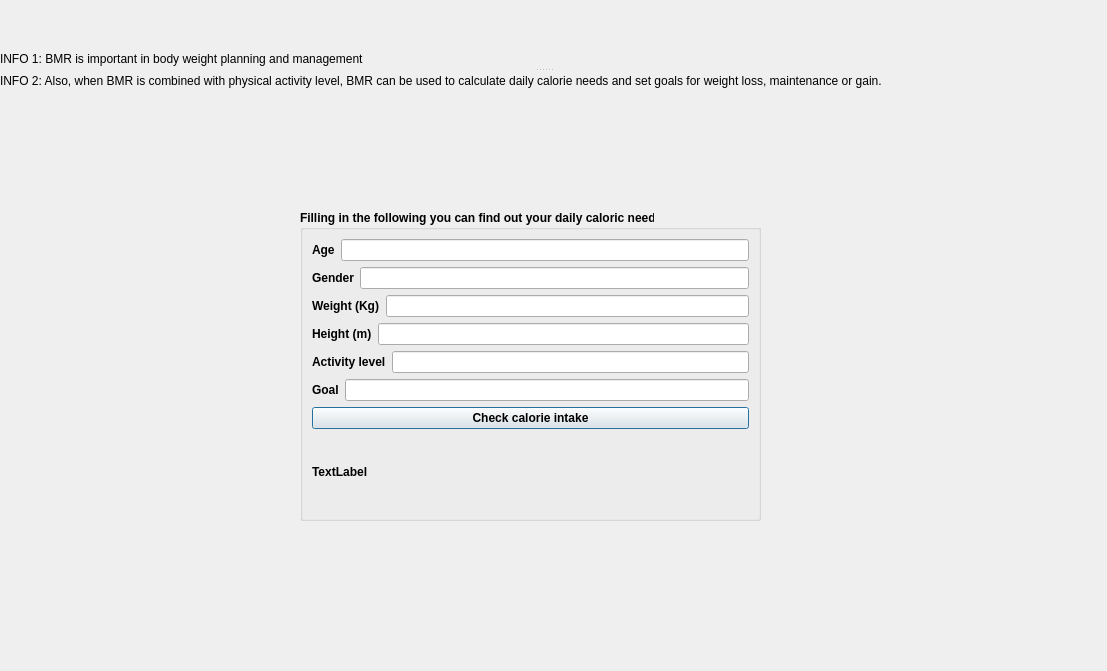
Before: the Qt Designer form QT_app/bmr_calculator.ui in SebastianSiclovan/QT-Fitness-application, drawn with Qt 5.
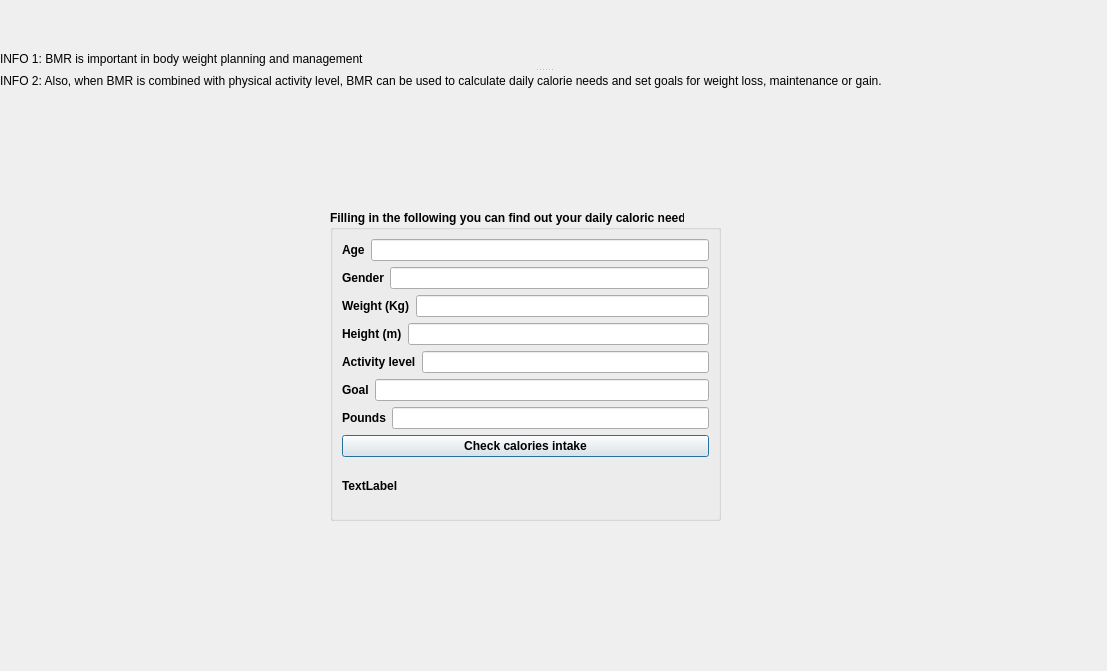
After: the same form once the commit is applied.

Commit message: BMR calculator: add goal field in UI and add new functionality to calculate daily calories

```diff
--- a/QT_app/bmr_calculator.ui
+++ b/QT_app/bmr_calculator.ui
@@ -16,9 +16,9 @@
   <widget class="QGroupBox" name="groupBox">
    <property name="geometry">
     <rect>
-     <x>300</x>
+     <x>330</x>
      <y>210</y>
-     <width>461</width>
+     <width>391</width>
      <height>311</height>
     </rect>
    </property>
@@ -32,7 +32,7 @@
    </property>
    <layout class="QVBoxLayout" name="verticalLayout">
     <item>
-     <layout class="QHBoxLayout" name="horizontalLayout">
+     <layout class="QHBoxLayout" name="horizontalLayout_7">
       <item>
        <widget class="QLabel" name="label_age">
         <property name="text">
@@ -41,16 +41,12 @@
        </widget>
       </item>
       <item>
-       <widget class="QLineEdit" name="lineEdit_age">
-        <property name="placeholderText">
-         <string extracomment="dwsadsa"/>
-        </property>
-       </widget>
+       <widget class="QLineEdit" name="lineEdit_age"/>
       </item>
      </layout>
     </item>
     <item>
-     <layout class="QHBoxLayout" name="horizontalLayout_2">
+     <layout class="QHBoxLayout" name="horizontalLayout_6">
       <item>
        <widget class="QLabel" name="label_gender">
         <property name="text">
@@ -64,7 +60,7 @@
      </layout>
     </item>
     <item>
-     <layout class="QHBoxLayout" name="horizontalLayout_3">
+     <layout class="QHBoxLayout" name="horizontalLayout_5">
       <item>
        <widget class="QLabel" name="label_weight">
         <property name="text">
@@ -92,7 +88,7 @@
      </layout>
     </item>
     <item>
-     <layout class="QHBoxLayout" name="horizontalLayout_5">
+     <layout class="QHBoxLayout" name="horizontalLayout_3">
       <item>
        <widget class="QLabel" name="label_activityLevel">
         <property name="text">
@@ -106,7 +102,7 @@
      </layout>
     </item>
     <item>
-     <layout class="QHBoxLayout" name="horizontalLayout_6">
+     <layout class="QHBoxLayout" name="horizontalLayout_2">
       <item>
        <widget class="QLabel" name="label_goal">
         <property name="text">
@@ -119,10 +115,24 @@
       </item>
      </layout>
     </item>
+    <item>
+     <layout class="QHBoxLayout" name="horizontalLayout">
+      <item>
+       <widget class="QLabel" name="label_numberOfPounds">
+        <property name="text">
+         <string>Pounds</string>
+        </property>
+       </widget>
+      </item>
+      <item>
+       <widget class="QLineEdit" name="lineEdit_numberOfPounds"/>
+      </item>
+     </layout>
+    </item>
     <item>
      <widget class="QPushButton" name="checkCalories_btn">
       <property name="text">
-       <string>Check calorie intake</string>
+       <string>Check calories intake</string>
       </property>
      </widget>
     </item>
```
Left out of the diff: 58 changed lines with no effect on the pictures. The commit also changes 2 other files.
